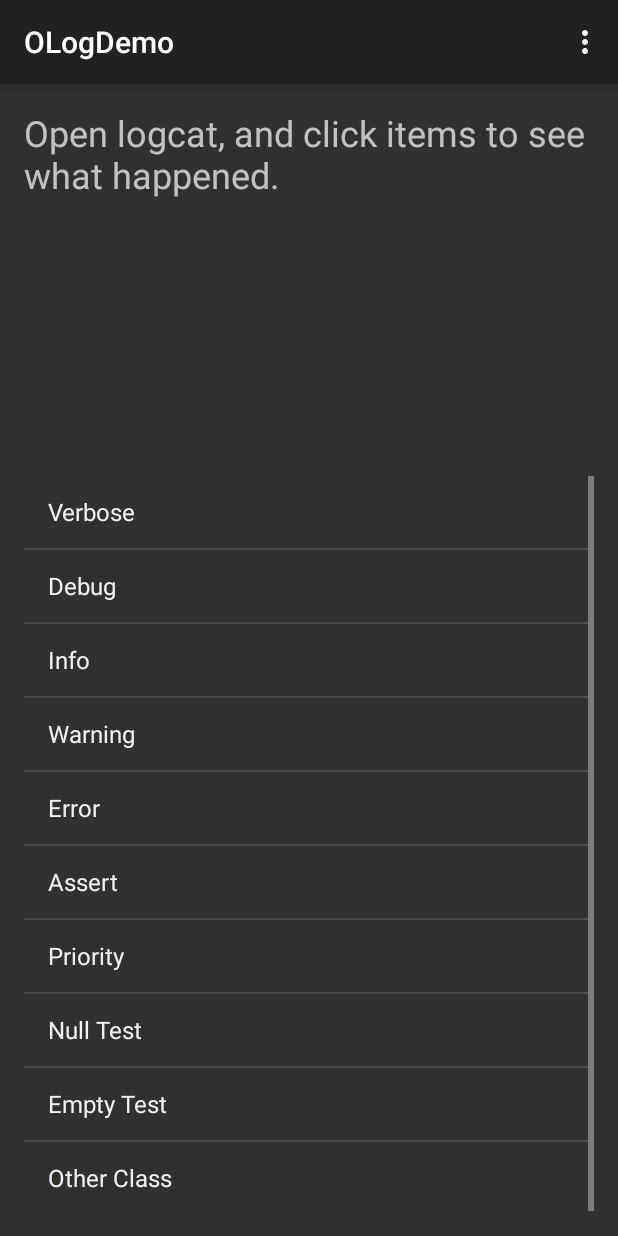
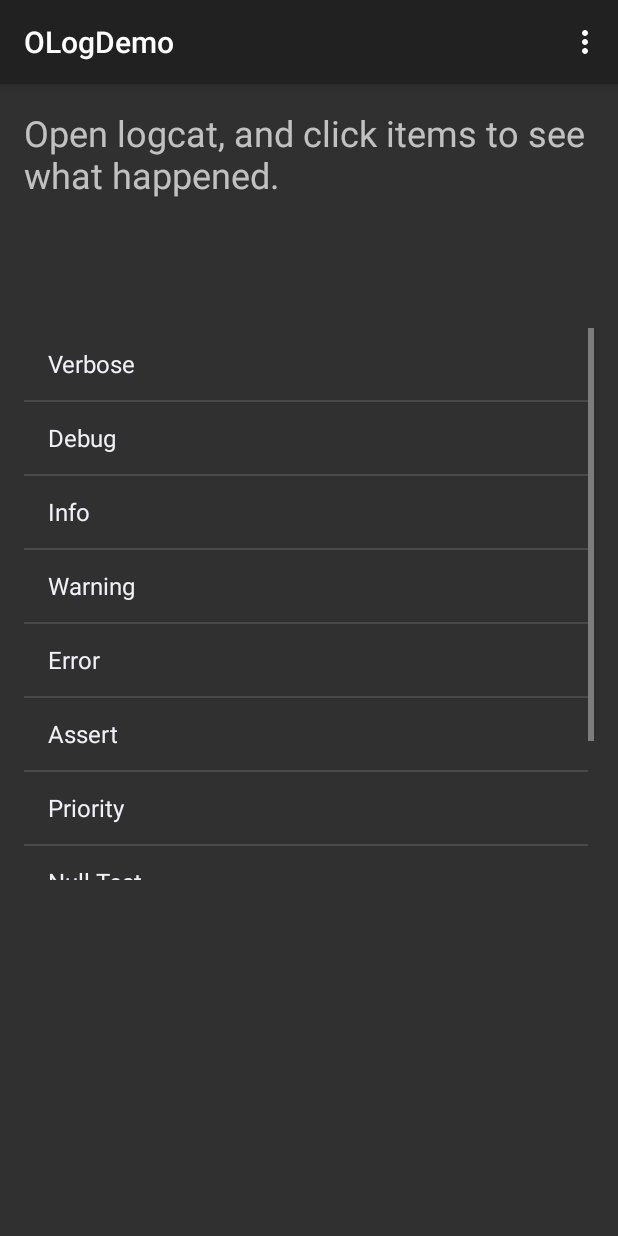
Before and after one commit to samuel22gj/OtterLibrary, an Android app: the OLogDemo screen opened directly, with no data from a screen before it, on a phone screen of 412 x 824 dp. Run offline under Robolectric (Android 15) with nearby library versions, the phone set to English and light mode, and no system bars.

Commit message:
[DemoApp] Add a log view to print result or anything else

```diff
--- a/otterlibrarydemo/src/main/res/layout/activity_demo.xml
+++ b/otterlibrarydemo/src/main/res/layout/activity_demo.xml
@@ -12,13 +12,27 @@
         android:id="@+id/billboard"
         android:layout_width="match_parent"
         android:layout_height="0dp"
-        android:layout_weight="1"
+        android:layout_weight="2"
         android:textSize="24sp"/>
 
     <ListView
         android:id="@+id/operation_list"
         android:layout_width="match_parent"
         android:layout_height="0dp"
-        android:layout_weight="2"/>
+        android:layout_weight="5"/>
+
+    <ScrollView
+        android:id="@+id/log_scrollview"
+        android:layout_width="match_parent"
+        android:layout_height="0dp"
+        android:layout_weight="3">
+
+        <TextView
+            android:id="@+id/log"
+            android:layout_width="match_parent"
+            android:layout_height="wrap_content"
+            android:textSize="24sp"/>
+
+    </ScrollView>
 
 </LinearLayout>
```
Also changed, not shown: otterlibrarydemo/src/main/java/com/otter/otterlibrarydemo/DemoActivity.java (+37 -0 lines).
